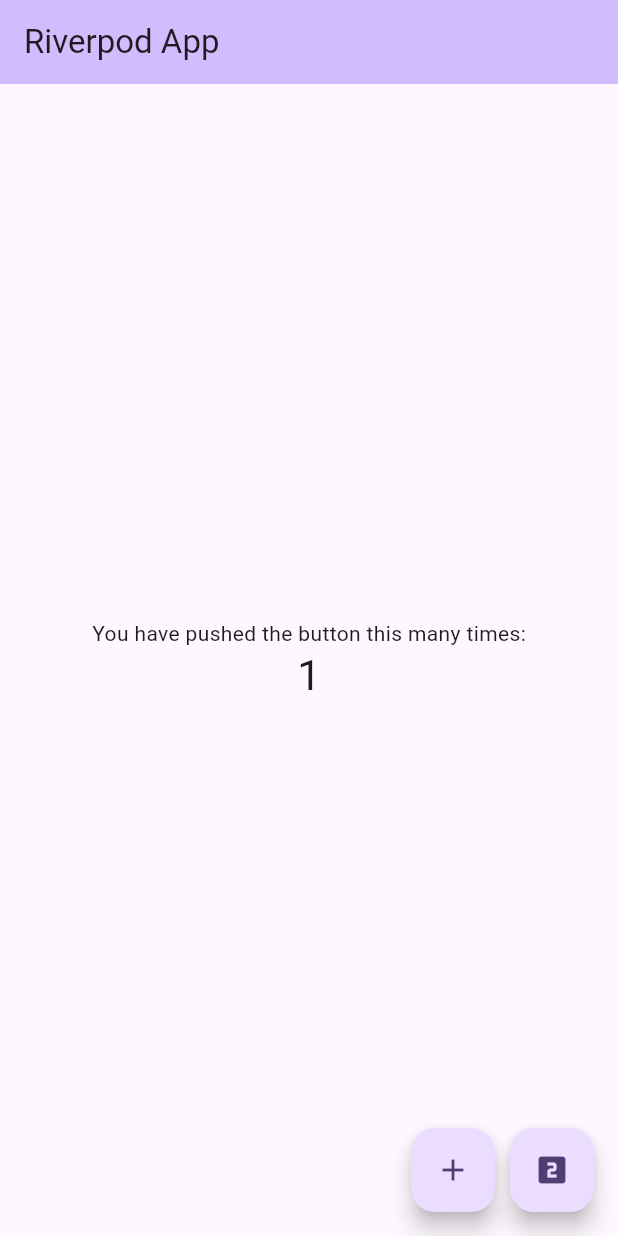
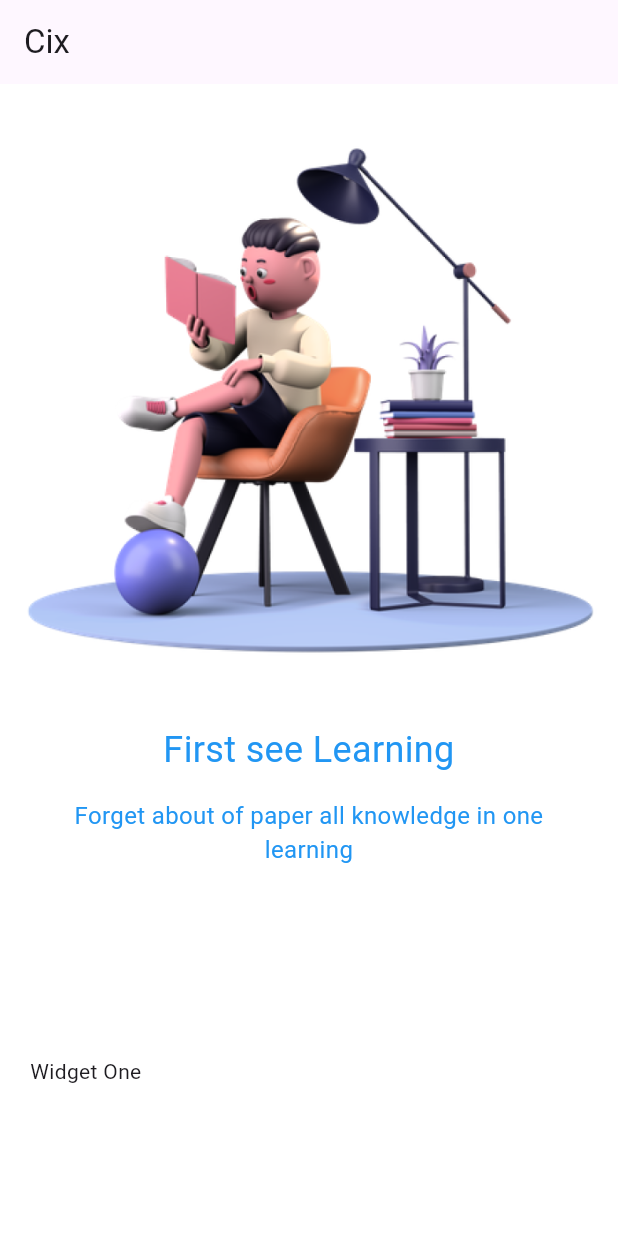
Before and after one commit to ArdaAy/flutter_da_ulearning_app, a Flutter app: the screen it shows after launch, on a phone screen of 412 x 824 dp. Run offline on Flutter 3.47's test engine with Material 3 defaults, Android fonts, the light colour scheme and no system bars; our stand-ins replace flutter_riverpod.

Commit message:
Stack Widget and new usable widgets

```diff
--- /dev/null
+++ b/lib/common/widgets/text_widgets.dart
@@ -0,0 +1,25 @@
+import 'package:flutter/material.dart';
+
+Widget text24Normal({String text = ""}) {
+  return Text(
+    text,
+    textAlign: TextAlign.center,
+    style: const TextStyle(
+      color: Colors.blue,
+      fontSize: 24,
+      fontWeight: FontWeight.normal,
+    ),
+  );
+}
+
+Widget text16Normal({String text = ""}) {
+  return Text(
+    text,
+    textAlign: TextAlign.center,
+    style: const TextStyle(
+      color: Colors.blue,
+      fontSize: 16,
+      fontWeight: FontWeight.normal,
+    ),
+  );
+}
--- a/lib/main.dart
+++ b/lib/main.dart
@@ -1,4 +1,5 @@
 import 'package:flutter/material.dart';
+import 'package:flutter_da_ulearning_app/pages/welcome/welcome.dart';
 import 'package:flutter_riverpod/flutter_riverpod.dart';
 
 void main() {
@@ -21,7 +22,7 @@
         colorScheme: ColorScheme.fromSeed(seedColor: Colors.deepPurple),
         useMaterial3: true,
       ),
-      home: const MyHomePage(),
+      home: const Welcome(),
     );
   }
 }
--- /dev/null
+++ b/lib/pages/welcome/welcome.dart
@@ -0,0 +1,45 @@
+import 'package:flutter/cupertino.dart';
+import 'package:flutter/material.dart';
+import 'package:flutter_da_ulearning_app/common/widgets/text_widgets.dart';
+import 'package:flutter_da_ulearning_app/pages/welcome/widgets.dart';
+
+class Welcome extends StatelessWidget {
+  const Welcome({super.key});
+
+  @override
+  Widget build(BuildContext context) {
+    return Scaffold(
+      backgroundColor: Colors.white,
+      appBar: AppBar(
+        title: const Text("Cix"),
+      ),
+      body: Stack(
+        children: [
+          PageView(
+            children: [
+              appOnboardingPage(
+                  imagePath: "assets/images/reading.png",
+                  title: "First see Learning",
+                  subTitle:
+                      "Forget about of paper all knowledge in one learning"),
+              appOnboardingPage(
+                  imagePath: "assets/images/man.png",
+                  title: "Ciguli",
+                  subTitle: "Miguli"),
+              appOnboardingPage(
+                imagePath: "assets/images/man.png",
+              ),
+              //Image.asset("assets/images/reading.png"),
+              //Image.asset("assets/images/boy.png")
+            ],
+          ),
+          Positioned(
+            left: 20,
+            bottom: 100,
+            child: Text("Widget One"),
+          ),
+        ],
+      ),
+    );
+  }
+}
--- /dev/null
+++ b/lib/pages/welcome/widgets.dart
@@ -0,0 +1,25 @@
+import 'package:flutter/material.dart';
+import 'package:flutter_da_ulearning_app/common/widgets/text_widgets.dart';
+
+Widget appOnboardingPage(
+    {String imagePath = "assets/images/reading.png",
+    String title = "",
+    String subTitle = ""}) {
+  return Column(
+    children: [
+      Image.asset(
+        imagePath,
+        fit: BoxFit.fitWidth,
+      ),
+      Container(
+        margin: EdgeInsets.only(top: 15),
+        child: text24Normal(text: title),
+      ),
+      Container(
+        margin: EdgeInsets.only(top: 15),
+        padding: EdgeInsets.only(left: 30, right: 30),
+        child: text16Normal(text: subTitle),
+      ),
+    ],
+  );
+}
--- a/pubspec.yaml
+++ b/pubspec.yaml
@@ -58,7 +58,11 @@
   # included with your application, so that you can use the icons in
   # the material Icons class.
   uses-material-design: true
-
+  assets:
+    - assets/
+    - assets/images/
+    - assets/icons/
+    - assets/voice/
   # To add assets to your application, add an assets section, like this:
   # assets:
   #   - images/a_dot_burr.jpeg
```
